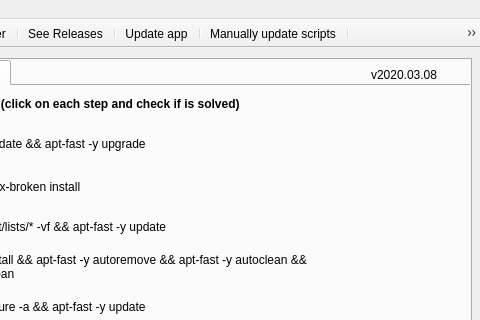
Old version of the form src/mainwindow.ui in the repository adgellida/ubunsys; both pictures show x 169 to 649 and y 0 to 320 of the 649 by 682 pixel window.
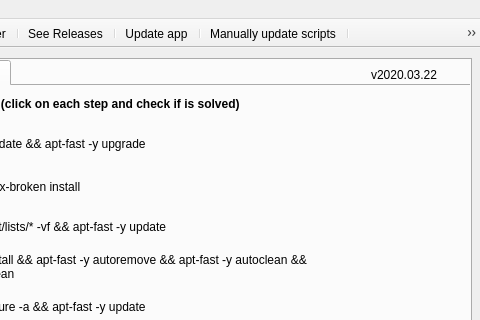
New version of the form. The open tabs and pages were chosen to show the change. Icons and pictures are not drawn.

What changed in the file:
```diff
--- a/src/mainwindow.ui
+++ b/src/mainwindow.ui
@@ -3942,7 +3942,7 @@
      </rect>
     </property>
     <property name="text">
-     <string>v2020.03.08</string>
+     <string>v2020.03.22</string>
     </property>
    </widget>
   </widget>
```
Left out of the diff: 8 changed lines with no effect on the pictures.
